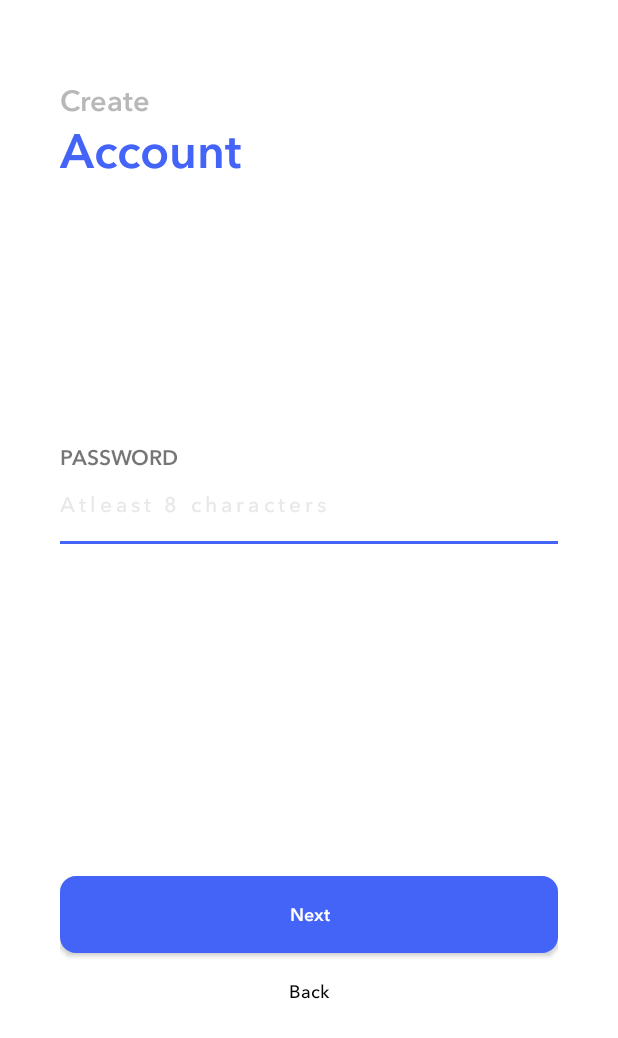
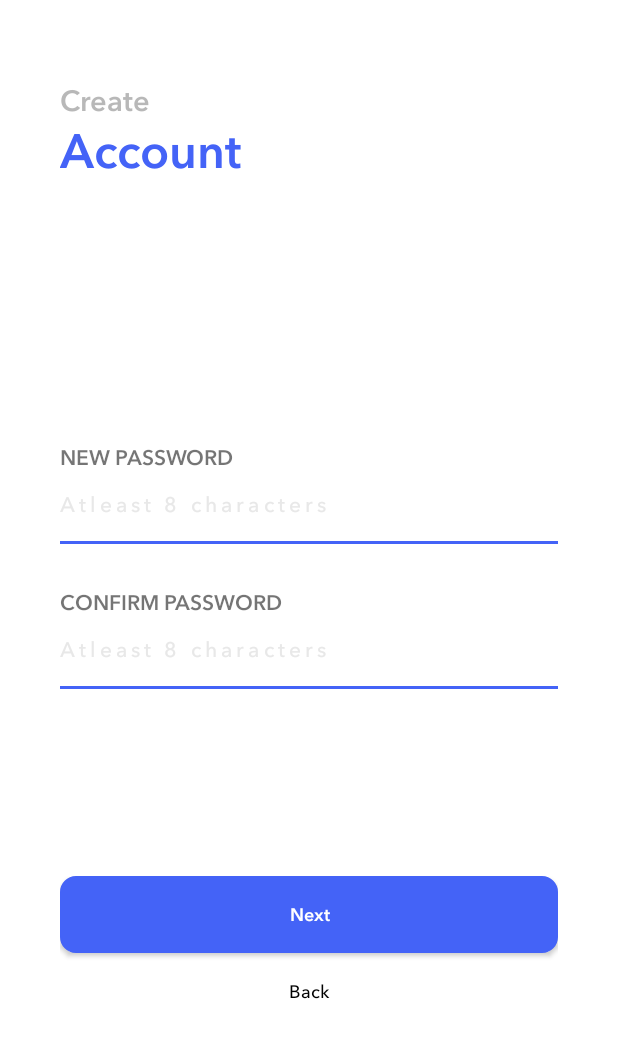
Before and after one commit to harmeet2101/ZingLabs_Android, an Android app: the EnterPasswordActivity screen opened directly, with no data from a screen before it, on a phone screen of 412 x 824 dp. Shown: the top 1038 px of the screen. Run offline under Robolectric (Android 15) with nearby library versions, the phone set to English and light mode, and no system bars; our stand-ins replace ButterKnife; 1 statement that could not run was skipped.

Commit message:
confirm passwrd filed added

```diff
--- a/app/src/main/java/com/zing/activity/EnterPasswordActivity.java
+++ b/app/src/main/java/com/zing/activity/EnterPasswordActivity.java
@@ -12,6 +12,7 @@ import android.widget.Button;
 import android.widget.EditText;
 import android.widget.LinearLayout;
 import android.widget.TextView;
+import android.widget.Toast;
 
 import com.google.gson.JsonElement;
 import com.zing.R;
@@ -49,6 +50,16 @@ public class EnterPasswordActivity extends BaseActivity {
     EditText etPassword;
     @BindView(R.id.viewMobile)
     View viewMobile;
+
+
+    @BindView(R.id.tvConfirmPassword)
+    TextView tvConfirmPassword;
+    @BindView(R.id.etConfirmPassword)
+    EditText etConfirmPassword;
+    @BindView(R.id.viewConfirmMobile)
+    View viewConfirmMobile;
+
+
     @BindView(R.id.btnSubmit)
     Button btnSubmit;
     @BindView(R.id.tvBack)
@@ -58,6 +69,9 @@ public class EnterPasswordActivity extends BaseActivity {
 
     @BindView(R.id.tvErrorDetail)
     TextView tvErrorDetail;
+
+    @BindView(R.id.tvConfirmErrorDetail)
+    TextView tvConfirmErrorDetail;
     private ProgressDialog progressDialog;
 
     private String from = "", phone;
@@ -66,15 +80,21 @@ public class EnterPasswordActivity extends BaseActivity {
     @Override
     protected void onCreate(@Nullable Bundle savedInstanceState) {
         super.onCreate(savedInstanceState);
-        setContentView(R.layout.enter_password);
+        setContentView(R.layout.reset_password);
         ButterKnife.bind(this);
 
         tvWelcome.setTypeface(AppTypeface.avenieNext_demibold);
         tvHeading.setTypeface(AppTypeface.avenieNext_demibold);
         tvPassword.setTypeface(AppTypeface.avenieNext_demibold);
         etPassword.setTypeface(AppTypeface.avenieNext_medium);
+        tvErrorDetail.setTypeface(AppTypeface.avenieNext_medium);
+
+        tvConfirmPassword.setTypeface(AppTypeface.avenieNext_demibold);
+        etConfirmPassword.setTypeface(AppTypeface.avenieNext_medium);
+        tvConfirmErrorDetail.setTypeface(AppTypeface.avenieNext_medium);
+
         btnSubmit.setTypeface(AppTypeface.avenieNext_demibold);
-        tvErrorDetail.setTypeface(AppTypeface.avenieNext_medium);
+
         tvBack.setTypeface(AppTypeface.avenieNext_medium);
 
         from = getIntent().getStringExtra("from");
@@ -116,7 +136,19 @@ public class EnterPasswordActivity extends BaseActivity {
                     viewMobile.setBackgroundColor(getResources().getColor(R.color.red));
                     etPassword.setTextColor(getResources().getColor(R.color.red));
                     tvErrorDetail.setText(R.string.password_validation);
-                } else {
+                }if(etConfirmPassword.getText().length() < 8){
+
+                viewConfirmMobile.setBackgroundColor(getResources().getColor(R.color.red));
+                etConfirmPassword.setTextColor(getResources().getColor(R.color.red));
+                tvConfirmErrorDetail.setText(R.string.password_validation);
+                }
+
+                else if(!etPassword.getText().toString().equalsIgnoreCase(etConfirmPassword.getText().toString())){
+
+                    Toast.makeText(getBaseContext(),"Passwords doesnot match",Toast.LENGTH_SHORT).show();
+                }
+
+                else {
                     if (from.equalsIgnoreCase("forgotPassword")) {
                         if (NetworkUtils.isNetworkConnected(this))
                             changePassword();
--- /dev/null
+++ b/app/src/main/res/layout/reset_password.xml
@@ -0,0 +1,163 @@
+<?xml version="1.0" encoding="utf-8"?>
+<LinearLayout xmlns:android="http://schemas.android.com/apk/res/android"
+    android:layout_width="match_parent"
+    android:layout_height="match_parent"
+    android:background="@color/white"
+    android:orientation="vertical">
+
+    <RelativeLayout
+        android:layout_width="match_parent"
+        android:layout_height="0dp"
+        android:layout_weight=".7"
+        android:layout_marginLeft="@dimen/default_margin_40"
+        android:layout_marginRight="@dimen/default_margin_40"
+        android:layout_marginTop="@dimen/default_margin_25"
+        android:orientation="vertical">
+
+        <TextView
+            android:id="@+id/tvWelcome"
+            android:layout_width="match_parent"
+            android:layout_height="wrap_content"
+            android:layout_marginTop="@dimen/default_margin_25"
+            android:alpha=".5"
+            android:text="@string/create"
+            android:textColor="@color/dark_grey"
+            android:textSize="@dimen/text_19" />
+
+        <TextView
+            android:id="@+id/tvHeading"
+            android:layout_width="match_parent"
+            android:layout_height="wrap_content"
+            android:layout_below="@+id/tvWelcome"
+            android:layout_marginTop="@dimen/default_margin_neg"
+            android:text="@string/account"
+            android:textColor="@color/blue"
+            android:textSize="@dimen/text_32" />
+
+        <TextView
+            android:id="@+id/tvPassword"
+            android:layout_width="match_parent"
+            android:layout_height="wrap_content"
+            android:layout_centerInParent="true"
+            android:textAllCaps="true"
+            android:text="New Password"
+            android:textSize="@dimen/normal_text" />
+
+        <EditText
+            android:id="@+id/etPassword"
+            android:layout_width="match_parent"
+            android:layout_height="wrap_content"
+            android:layout_below="@+id/tvPassword"
+            android:layout_marginTop="@dimen/default_margin"
+            android:layout_marginBottom="@dimen/default_margin"
+            android:background="@null"
+            android:letterSpacing="0.2"
+            android:imeOptions="actionDone"
+            android:hint="@string/atleast_8_characters"
+            android:textColorHint="@color/light_grey"
+            android:inputType="textPassword"
+            android:singleLine="true"
+            android:textColor="@color/blue"
+            android:textSize="@dimen/normal_text" />
+
+        <View
+            android:id="@+id/viewMobile"
+            android:layout_width="match_parent"
+            android:layout_height="@dimen/default_margin_2"
+            android:layout_below="@+id/etPassword"
+            android:layout_marginTop="@dimen/default_margin_half"
+            android:background="@color/blue" />
+
+        <TextView
+            android:id="@+id/tvErrorDetail"
+            android:layout_width="match_parent"
+            android:layout_height="wrap_content"
+            android:layout_below="@+id/viewMobile"
+            android:textColor="@color/red"
+            android:layout_marginTop="@dimen/default_margin"
+            android:textSize="@dimen/text_11" />
+
+
+
+
+        <TextView
+            android:id="@+id/tvConfirmPassword"
+            android:layout_below="@+id/tvErrorDetail"
+            android:layout_width="match_parent"
+            android:layout_height="wrap_content"
+            android:layout_centerInParent="true"
+            android:textAllCaps="true"
+            android:text="Confirm Password"
+            android:textSize="@dimen/normal_text" />
+
+        <EditText
+            android:id="@+id/etConfirmPassword"
+            android:layout_width="match_parent"
+            android:layout_height="wrap_content"
+            android:layout_below="@+id/tvConfirmPassword"
+            android:layout_marginTop="@dimen/default_margin"
+            android:layout_marginBottom="@dimen/default_margin"
+            android:background="@null"
+            android:letterSpacing="0.2"
+            android:imeOptions="actionDone"
+            android:hint="@string/atleast_8_characters"
+            android:textColorHint="@color/light_grey"
+            android:inputType="textPassword"
+            android:singleLine="true"
+            android:textColor="@color/blue"
+            android:textSize="@dimen/normal_text" />
+
+        <View
+            android:id="@+id/viewConfirmMobile"
+            android:layout_width="match_parent"
+            android:layout_height="@dimen/default_margin_2"
+            android:layout_below="@+id/etConfirmPassword"
+            android:layout_marginTop="@dimen/default_margin_half"
+            android:background="@color/blue" />
+
+        <TextView
+            android:id="@+id/tvConfirmErrorDetail"
+            android:layout_width="match_parent"
+            android:layout_height="wrap_content"
+            android:layout_below="@+id/viewConfirmMobile"
+            android:textColor="@color/red"
+            android:layout_marginTop="@dimen/default_margin"
+            android:textSize="@dimen/text_11" />
+
+    </RelativeLayout>
+
+    <LinearLayout
+        android:layout_width="match_parent"
+        android:layout_height="0dp"
+        android:layout_weight=".3"
+        android:orientation="vertical"
+        android:background="@android:color/white"
+        android:layout_marginLeft="@dimen/default_margin_40"
+        android:layout_marginRight="@dimen/default_margin_40">
+
+        <Button
+            android:id="@+id/btnSubmit"
+            android:layout_width="match_parent"
+            android:layout_height="wrap_content"
+            android:background="@drawable/blue_button"
+            android:text="@string/next"
+            android:textAllCaps="false"
+            android:elevation="@dimen/default_margin"
+            android:padding="@dimen/default_margin_large"
+            android:textColor="@android:color/white"
+            android:textSize="@dimen/normal_text_minus" />
+
+        <TextView
+            android:id="@+id/tvBack"
+            android:layout_width="match_parent"
+            android:layout_height="wrap_content"
+            android:layout_gravity="center"
+            android:gravity="center"
+            android:padding="@dimen/default_margin_large"
+            android:text="@string/back"
+            android:textAllCaps="false"
+            android:textColor="@android:color/black"
+            android:textSize="@dimen/normal_text_minus" />
+
+    </LinearLayout>
+</LinearLayout>
```
